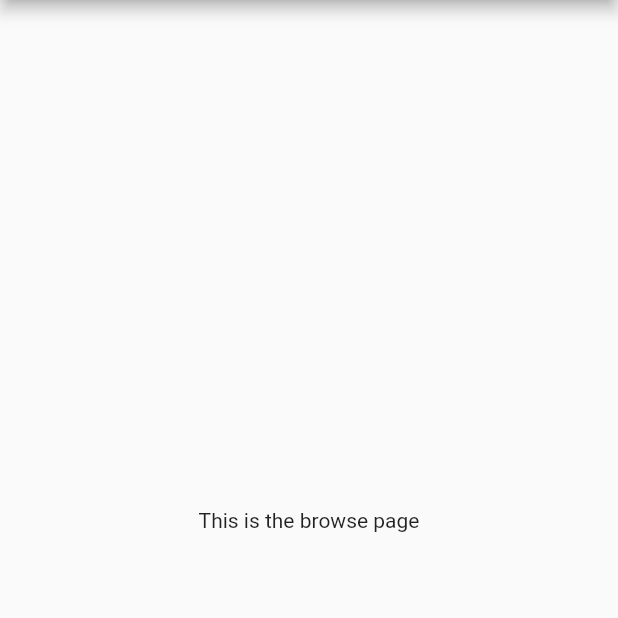
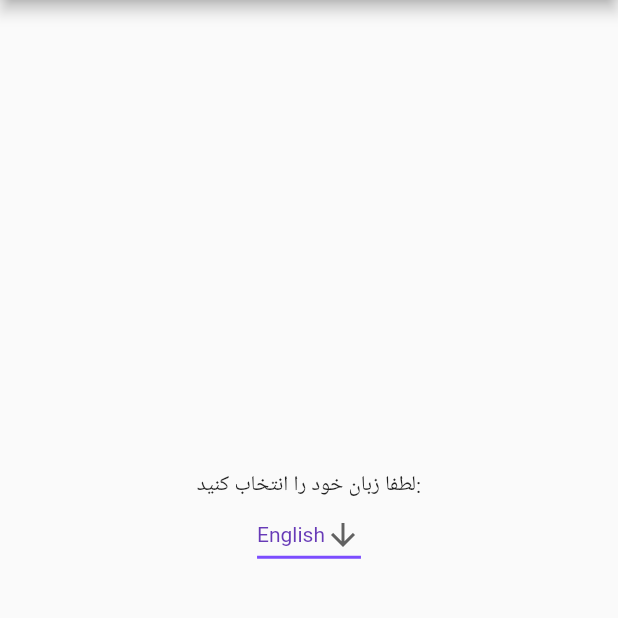
Before and after one commit to DarkCalendar/calendar-flutter-jalali-api, a Flutter app: the screen it shows after launch, tab 2 chosen, on a phone screen of 412 x 824 dp, the part 195-813 px from its top. Run offline on Flutter 3.47's test engine with Material 2 defaults, Android fonts, the phone set to English and light mode, and no system bars; network calls fail.

Commit message:
add settings option and duble lang and change icon

```diff
--- /dev/null
+++ b/lib/Translate.dart
@@ -0,0 +1,24 @@
+mixin Translate{
+  String APP_NAME_USES = "HELLO APP";
+
+  dynamic? Trans(String Text){
+    Map<String, Map> Words = {
+      'en': {
+        'ENT_LANG': 'Please select your preferred language:',
+        'fa' : 'Persian',
+        'en' : 'English',
+        'ar' : 'Arabic',
+        'ai' : 'Artificial intelligence'
+      },
+      'fa' : {
+        'ENT_LANG' : 'لطفا زبان خود را انتخاب کنید:',
+        'fa' : "فارسی",
+        'en' : 'انگلیسی',
+        'ar' : 'عربی',
+        'ai' : 'هوش مصنوعی'
+      }
+    };
+    var getMatching = Text.split(':');
+    return Words[getMatching[0]]![getMatching[1]];
+  }
+}
--- a/lib/main.dart
+++ b/lib/main.dart
@@ -1,13 +1,30 @@
 import 'dart:convert';
+import 'package:calendarapp/Translate.dart';
 import 'package:flutter/material.dart';
-import 'package:flutter_localizations/flutter_localizations.dart';
 import 'package:http/http.dart' as http;
 
+
+
+const List<String> array_lang = <String>['English', 'فارسی', 'العربی'];
+
+
 void main() => runApp(MyApp());
-void testAlert(BuildContext context) {
+
+void testAlert(BuildContext context, String title, String contents) {
   var alert = AlertDialog(
-    title: Text("Test"),
-    content: Text("Done..!"),
+    title: Text(title),
+    content: Text(contents),
+    actions: [
+      TextButton(
+        style: TextButton.styleFrom(
+          textStyle: Theme.of(context).textTheme.labelLarge,
+        ),
+        child: Icon(Icons.close),
+        onPressed: () {
+          Navigator.of(context).pop();
+        },
+      )
+    ],
   );
 
   showDialog(
@@ -18,13 +35,14 @@ void testAlert(BuildContext context) {
 }
 
 class MyApp extends StatefulWidget {
+  const MyApp({super.key});
+
   @override
   _MyAppState createState() => _MyAppState();
 }
 
-
-class _MyAppState extends State<MyApp> {
-
+class _MyAppState extends State<MyApp> with Translate {
+  String dropdownValue = array_lang.first;
   List<dynamic> data = [];
 
   @override
@@ -35,7 +53,8 @@ class _MyAppState extends State<MyApp> {
 
   void fetchData() async {
     // var url = Uri.parse('http://127.0.0.1:8000/api/get');
-    var url = Uri.parse('https://raw.githubusercontent.com/DarkCalendar/.github/main/api/json/api-test-date-and-time-jalali.json');
+    var url = Uri.parse(
+        'https://raw.githubusercontent.com/DarkCalendar/.github/main/api/json/api-test-date-and-time-jalali.json');
     var response = await http.get(url);
 
     if (response.statusCode == 200) {
@@ -49,7 +68,6 @@ class _MyAppState extends State<MyApp> {
 
   @override
   Widget build(BuildContext context) {
-
     List<String> daysOfWeek = [
       'جمعه',
       'پنجشنبه',
@@ -57,79 +75,72 @@ class _MyAppState extends State<MyApp> {
       'سه شنبه',
       'دوشنبه',
       'یکشنبه',
-      'شنبه',];
+      'شنبه',
+    ];
     List<List<T>> chunk<T>(List<T> list, int chunkSize) {
       List<List<T>> chunks = [];
       for (int i = 0; i < list.length; i += chunkSize) {
-        chunks.add(list.sublist(i, i + chunkSize > list.length ? list.length : i + chunkSize));
+        chunks.add(list.sublist(
+            i, i + chunkSize > list.length ? list.length : i + chunkSize));
       }
       return chunks;
     }
     // create data columns
 
-    List<DataColumn> columns = daysOfWeek.map((day) => DataColumn(label: Text(day))).toList();
+    List<DataColumn> columns =
+        daysOfWeek.map((day) => DataColumn(label: Text(day))).toList();
     List<List<dynamic>> chunks = chunk(data, 7);
     List<DataRow> rows_chunk = [];
-    for (var i = 0; i < chunks.length; i++){
-
+    for (var i = 0; i < chunks.length; i++) {
       var rowCells = chunks[i].map((item) {
         var ColorReturn = [255, 0, 0, 0];
-        if(! item['is_month']) {
+        if (!item['is_month']) {
           ColorReturn = [169, 169, 169, 1];
         }
-        if(item['closed'] && item['is_month']){
+        if (item['closed'] && item['is_month']) {
           ColorReturn = [255, 129, 0, 0];
         }
-        if(item['to_day']){
-
-          return DataCell(OutlinedButton(
-            // backgroundColor: Color.fromARGB(255, 21, 75, 21)
+        if (item['to_day']) {
+          return DataCell(Builder(
+            builder: (context) {
+              return OutlinedButton(
                 style: OutlinedButton.styleFrom(
                     backgroundColor: Color.fromARGB(255, 8, 94, 27),
-              side: BorderSide(
-                color: Colors.transparent
-              )
-              // textStyle: Color.fromARGB(255, 0, 0, 0)
-            ),
+                    side: BorderSide(color: Colors.transparent)),
                 onPressed: () {
-              print("Hello");
-              print(context);
-              testAlert(context);
+                  testAlert(context, 'رویداد ها', 'اینم رویداد ها\nیکی دیگه');
                 },
                 child: Tooltip(
                   message: 'امروز',
-                child: Text('${item['date']['jalali'][0]} / ${item['date']['jalali'][1]} / ${item['date']['jalali'][2]}', style: TextStyle(color: Color.fromARGB(255, 0, 0, 0)),),
+                  child: Text(
+                    '${item['date']['jalali'][0]} / ${item['date']['jalali'][1]} / ${item['date']['jalali'][2]}',
+                    style: TextStyle(color: Color.fromARGB(255, 0, 0, 0)),
                   ),
-          )
+                ),
               );
-
+            },
+          ));
         }
 
-        // return DataCell(Text('${item['date']['jalali'][0]} / ${item['date']['jalali'][1]} / ${item['date']['jalali'][2]}', style: TextStyle(color: Color.fromARGB(169, 169, 169, 1)),));
-        return DataCell(Text('${item['date']['jalali'][0]} / ${item['date']['jalali'][1]} / ${item['date']['jalali'][2]}', style: TextStyle(color: Color.fromARGB(ColorReturn[0], ColorReturn[1], ColorReturn[2], ColorReturn[3])),));
+        return DataCell(Text(
+          '${item['date']['jalali'][0]} / ${item['date']['jalali'][1]} / ${item['date']['jalali'][2]}',
+          style: TextStyle(
+              color: Color.fromARGB(ColorReturn[0], ColorReturn[1],
+                  ColorReturn[2], ColorReturn[3])),
+        ));
       }).toList();
-       print(rowCells.length);
-       if(rowCells.length == 7){
-        rows_chunk.add(DataRow(cells: [
-        ...rowCells
-       ].reversed.toList()));
-       }else{
-        for(var b = rowCells.length; b<=6;b++){
+      if (rowCells.length == 7) {
+        rows_chunk.add(DataRow(cells: [...rowCells].reversed.toList()));
+      } else {
+        for (var b = rowCells.length; b <= 6; b++) {
           rowCells.add(DataCell(Text(' ')));
         }
-        print(rowCells.length);
-        print('b');
-        rows_chunk.add(DataRow(cells: [
-        ...rowCells
-       ].reversed.toList()));
+        rows_chunk.add(DataRow(cells: [...rowCells].reversed.toList()));
       }
       //  print(i);
     }
     // create data rows
-    List<DataRow> rows = [
-      ...rows_chunk
-    ];
-
+    List<DataRow> rows = [...rows_chunk];
 
     // create data table
     SingleChildScrollView dataTable = SingleChildScrollView(
@@ -137,15 +148,12 @@ class _MyAppState extends State<MyApp> {
       child: DataTable(columns: columns, rows: rows),
     );
     // DataTable dataTable = DataTable(columns: columns, rows: rows);
-
-
+    // print(asTR('en:ENT_LANG'));
     return Directionality(
       textDirection: TextDirection.ltr,
       child: MaterialApp(
           title: 'Calendar API',
-        theme: ThemeData(
-          primarySwatch: Colors.blue
-        ),
+          theme: ThemeData(primarySwatch: Colors.blue),
           debugShowCheckedModeBanner: false,
           home: DefaultTabController(
             length: 2,
@@ -161,8 +169,7 @@ class _MyAppState extends State<MyApp> {
               ),
               body: TabBarView(
                 children: [
-                Builder(
-          builder: (context) => Scaffold(
+                  Scaffold(
                     body: Center(
                       child: data.isEmpty
                           ? CircularProgressIndicator() // show loading indicator if data is not fetched yet
@@ -172,13 +179,42 @@ class _MyAppState extends State<MyApp> {
                             ), // show the data table when data is available
                     ),
                   ),
+                  Center(
+                      child: Column(
+                    mainAxisAlignment: MainAxisAlignment.center,
+                    children: [
+                      Text(
+                          Trans('fa:ENT_LANG')
                       ),
-                Center(child: Text('This is the browse page')),
+
+                    DropdownButton<String>(
+                      value: dropdownValue,
+                      icon: const Icon(Icons.arrow_downward),
+                      elevation: 16,
+                      style: const TextStyle(color: Colors.deepPurple),
+                      underline: Container(
+                        height: 2,
+                        color: Colors.deepPurpleAccent,
+                      ),
+                      onChanged: (String? value) {
+                        // This is called when the user selects an item.
+                        setState(() {
+                          dropdownValue = value!;
+                        });
+                      },
+                      items: array_lang.map<DropdownMenuItem<String>>((String value) {
+                        return DropdownMenuItem<String>(
+                          value: value,
+                          child: Text(value),
+                        );
+                      }).toList(),
+                    )
+                    ],
+                  )),
                 ],
               ),
             ),
-        )
-      ),
+          )),
     );
   }
 }
```
Also changed, not shown: lib/a.dart (added, +60 -0 lines), assets/images/ic_launcher.png (added), 10 other files. Lines whose indentation alone changed are shown as unchanged.
